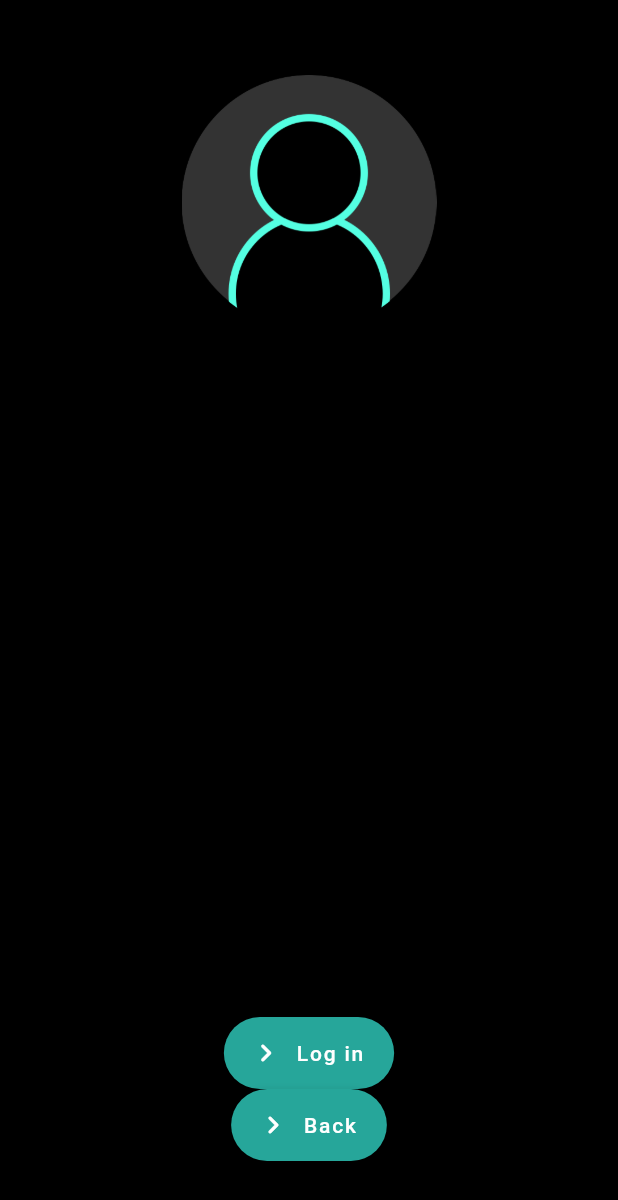
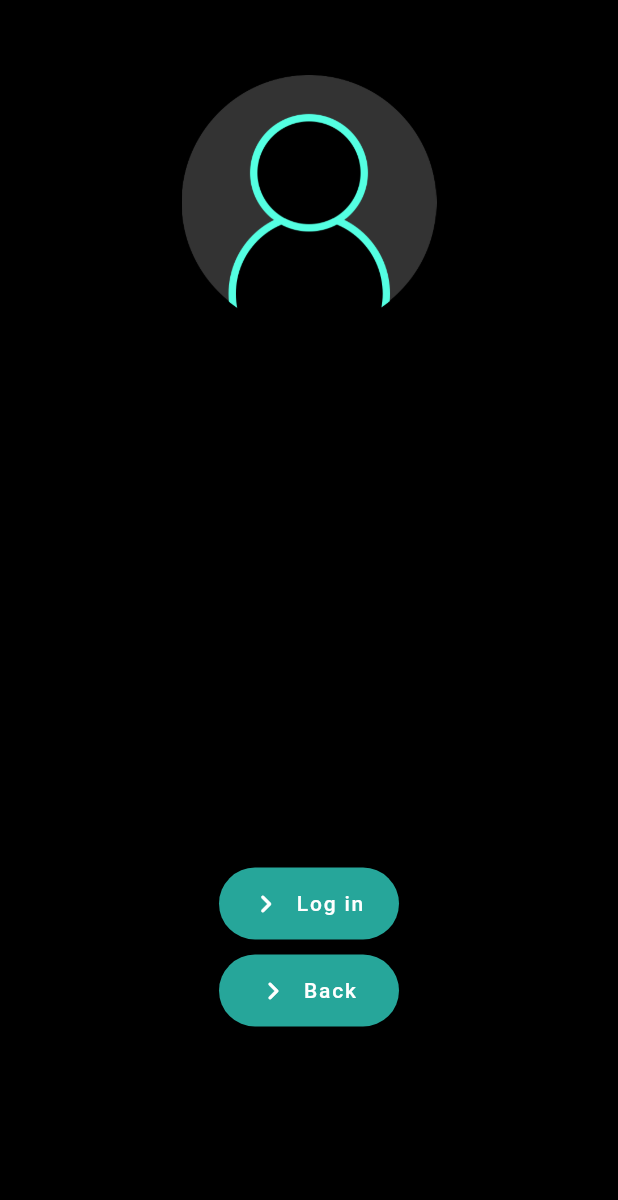
Before and after one commit to roybaishali07/Neon-Chat, a Flutter app: the screen it shows after launch, after a tap on "Next", on a phone screen of 412 x 824 dp. Shown: the top 1200 px of the screen. Run offline on Flutter 3.47's test engine with Material 2 defaults, Android fonts, the phone set to English and light mode, and no system bars.

Commit message:
Improved padding

```diff
--- a/lib/main.dart
+++ b/lib/main.dart
@@ -58,7 +58,12 @@ class MyApp extends StatelessWidget {
                     backgroundColor: Colors.teal[400],
                     focusColor: Colors.teal[800],
                     hoverColor: Colors.tealAccent,
-                    label: Text("Next", style: TextStyle(color: Colors.white)),
+                    label: Row(
+                      children: <Widget>[
+                        Text("Next", style: TextStyle(color: Colors.white)),
+                        Icon(Icons.navigate_next)
+                      ],
+                    ),
                     //icon: Icon(Icons.navigate_next_rounded),
                   ),
                 ),
--- a/lib/signin_signup.dart
+++ b/lib/signin_signup.dart
@@ -18,8 +18,12 @@ class SigninOrSignupScreen extends StatelessWidget {
                     'images/user_avatar.png',
                     height: 170,
                   ),
-                  Spacer(),
-                  FloatingActionButton.extended(
+                  Spacer(
+                    flex: 4,
+                  ),
+                  Container(
+                    width: 120,
+                    child: FloatingActionButton.extended(
                       onPressed: () {
                         runApp(Chat());
                       },
@@ -30,16 +34,25 @@ class SigninOrSignupScreen extends StatelessWidget {
                           Text("Log in", style: TextStyle(color: Colors.white)),
                       icon: Icon(Icons.navigate_next_rounded),
                     ),
-                  FloatingActionButton.extended(
+                  ),
+                  Container(
+                    width: 120,
+                    child: Padding(
+                      padding: const EdgeInsets.only(top: 10.0),
+                      child: FloatingActionButton.extended(
                         onPressed: () {
                           runApp(MyApp());
                         },
                         backgroundColor: Colors.teal[400],
                         focusColor: Colors.teal[800],
                         hoverColor: Colors.teal[500],
-                    label: Text("Back", style: TextStyle(color: Colors.white)),
+                        label:
+                            Text("Back", style: TextStyle(color: Colors.white)),
                         icon: Icon(Icons.navigate_next_rounded),
                       ),
+                    ),
+                  ),
+                  Spacer(),
                 ],
               ),
             ),
```
Lines whose indentation alone changed are shown as unchanged.
